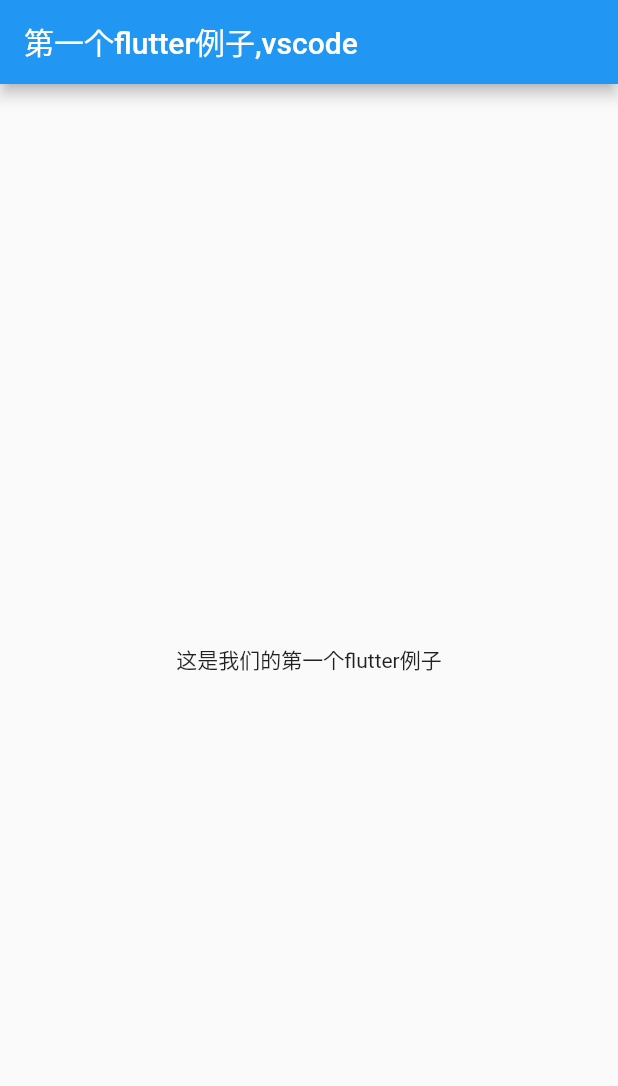
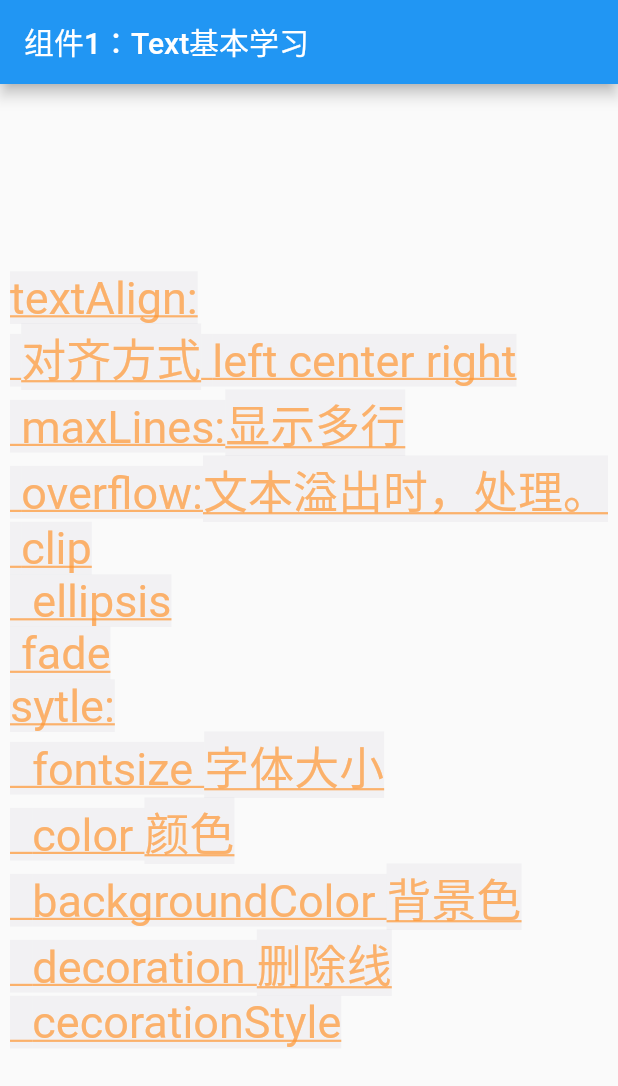
Before and after one commit to opensanyue/flutter, a Flutter app: the screen it shows after launch, on a phone screen of 412 x 824 dp. Shown: the top 1086 px of the screen. Run offline on Flutter 3.47's test engine with Material 2 defaults, Android fonts, the phone set to English and light mode, and no system bars.

Commit message:
text组件基本属性的学习

```diff
--- a/lib/main.dart
+++ b/lib/main.dart
@@ -1,16 +1,37 @@
 import 'package:flutter/material.dart';
 
-void main()=>runApp(App());
+void main()=>runApp(MyApp());
 
-class App extends StatelessWidget{
+class MyApp extends StatelessWidget{
   @override
   Widget build(BuildContext context){
     return MaterialApp(
-      title: '第一个例子',
+      title: '组件1',
       home: Scaffold(
-        appBar: AppBar(title: Text('第一个flutter例子,vscode'),),
-        body: Center(child: Text('这是我们的第一个flutter例子'),),
-        ),
-    );
+        appBar: AppBar(
+        title:Text('组件1：Text基本学习'),
+      ),
+        body: Center(
+          child: Text(
+            'textAlign:\n 对齐方式 left center right'+
+            '\n maxLines:显示多行'+
+            '\n overflow:文本溢出时，处理。\n clip \n  ellipsis \n fade'+
+            '\nsytle: \n  fontsize 字体大小 \n  color 颜色 \n  backgroundColor 背景色'+
+            '\n  decoration 删除线 \n  cecorationStyle'
+            ,
+            textAlign:TextAlign.left,
+            maxLines: 20,
+            overflow: TextOverflow.ellipsis,
+            style: TextStyle(
+              fontSize: 30.0,
+              color: Color.fromARGB(180, 255,150, 50),
+              backgroundColor: Color.fromARGB(9,12, 8, 55),
+              decoration: TextDecoration.underline,
+              decorationStyle: TextDecorationStyle.solid,
+            ),
+          ),),
+      ),
+
+      );
   }
 }
```
